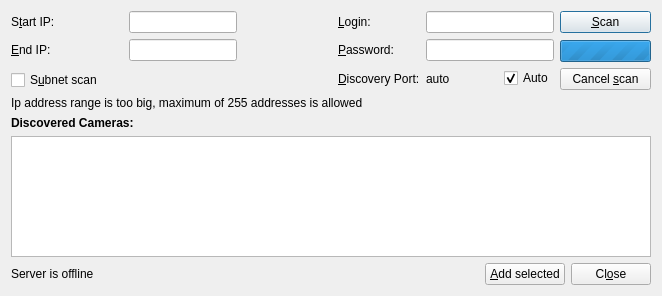
Qt form client/src/ui/dialogs/camera_addition_dialog.ui (networkoptix/nx_open) before a commit.
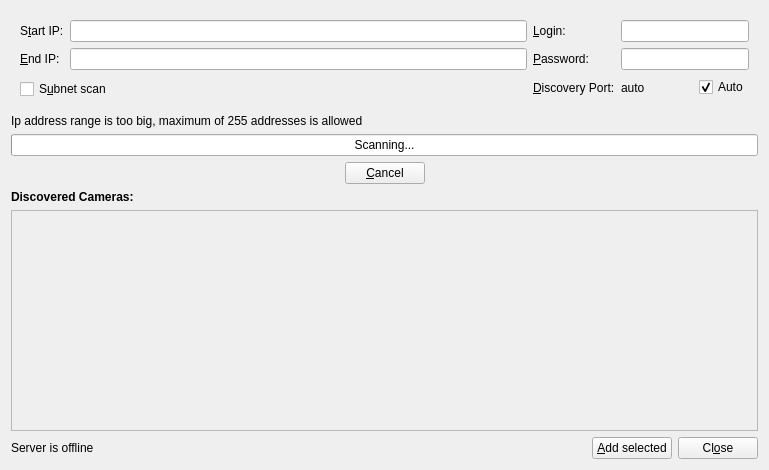
The same form after that commit. The open tabs and pages were chosen to show the change. Custom widgets are drawn as their Qt base class.

Commit message:
Improving manual camera addition process /*in progress*/
<==== Mercurial data ====>
Branch: master

Diff of the .ui file:
```diff
--- a/client/src/ui/dialogs/camera_addition_dialog.ui
+++ b/client/src/ui/dialogs/camera_addition_dialog.ui
@@ -6,8 +6,8 @@
    <rect>
     <x>0</x>
     <y>0</y>
-    <width>662</width>
-    <height>296</height>
+    <width>769</width>
+    <height>470</height>
    </rect>
   </property>
   <property name="sizePolicy">
@@ -22,9 +22,10 @@
     <height>0</height>
    </size>
   </property>
-  <layout class="QVBoxLayout" name="verticalLayout_2" stretch="0,0,0,1,0">
+  <layout class="QVBoxLayout" name="verticalLayout_2" stretch="0,0,0,0,1,0">
    <item>
-    <layout class="QHBoxLayout" name="horizontalLayout" stretch="1,0,0">
+    <widget class="QWidget" name="scanParamsWidget" native="true">
+     <layout class="QHBoxLayout" name="horizontalLayout" stretch="1,0">
      <item>
       <layout class="QVBoxLayout" name="verticalLayout_3">
        <property name="spacing">
@@ -100,23 +101,8 @@
            </property>
            <item>
             <layout class="QFormLayout" name="subnetLayout">
-             <property name="fieldGrowthPolicy">
-              <enum>QFormLayout::AllNonFixedFieldsGrow</enum>
-             </property>
              <item row="0" column="0">
               <widget class="QLabel" name="startIPLabel">
-               <property name="sizePolicy">
-                <sizepolicy hsizetype="Preferred" vsizetype="Preferred">
-                 <horstretch>0</horstretch>
-                 <verstretch>0</verstretch>
-                </sizepolicy>
-               </property>
-               <property name="minimumSize">
-                <size>
-                 <width>112</width>
-                 <height>0</height>
-                </size>
-               </property>
                <property name="text">
                 <string>S&amp;tart IP:</string>
                </property>
@@ -127,12 +113,6 @@
              </item>
              <item row="0" column="1">
               <widget class="QnIpLineEdit" name="startIPLineEdit">
-               <property name="sizePolicy">
-                <sizepolicy hsizetype="Fixed" vsizetype="Fixed">
-                 <horstretch>0</horstretch>
-                 <verstretch>0</verstretch>
-                </sizepolicy>
-               </property>
                <property name="inputMethodHints">
                 <set>Qt::ImhDigitsOnly</set>
                </property>
@@ -140,18 +120,6 @@
              </item>
              <item row="1" column="0">
               <widget class="QLabel" name="endIPLabel">
-               <property name="sizePolicy">
-                <sizepolicy hsizetype="Preferred" vsizetype="Preferred">
-                 <horstretch>0</horstretch>
-                 <verstretch>0</verstretch>
-                </sizepolicy>
-               </property>
-               <property name="minimumSize">
-                <size>
-                 <width>112</width>
-                 <height>0</height>
-                </size>
-               </property>
                <property name="text">
                 <string>&amp;End IP:</string>
                </property>
@@ -162,12 +130,6 @@
              </item>
              <item row="1" column="1">
               <widget class="QnIpLineEdit" name="endIPLineEdit">
-               <property name="sizePolicy">
-                <sizepolicy hsizetype="Fixed" vsizetype="Fixed">
-                 <horstretch>0</horstretch>
-                 <verstretch>0</verstretch>
-                </sizepolicy>
-               </property>
                <property name="inputMethodHints">
                 <set>Qt::ImhDigitsOnly</set>
                </property>
@@ -369,8 +331,48 @@
        </item>
       </layout>
      </item>
+     </layout>
+    </widget>
+   </item>
      <item>
-      <layout class="QVBoxLayout" name="verticalLayout">
+    <widget class="QLabel" name="validateLabelSearch">
+     <property name="text">
+      <string>Ip address range is too big, maximum of 255 addresses is allowed</string>
+     </property>
+    </widget>
+   </item>
+   <item>
+    <widget class="QStackedWidget" name="scanStackedWidget">
+     <property name="currentIndex">
+      <number>0</number>
+     </property>
+     <widget class="QWidget" name="startScanPage">
+      <layout class="QHBoxLayout" name="horizontalLayout_2">
+       <property name="leftMargin">
+        <number>0</number>
+       </property>
+       <property name="topMargin">
+        <number>0</number>
+       </property>
+       <property name="rightMargin">
+        <number>0</number>
+       </property>
+       <property name="bottomMargin">
+        <number>0</number>
+       </property>
+       <item>
+        <spacer name="horizontalSpacer">
+         <property name="orientation">
+          <enum>Qt::Horizontal</enum>
+         </property>
+         <property name="sizeHint" stdset="0">
+          <size>
+           <width>40</width>
+           <height>20</height>
+          </size>
+         </property>
+        </spacer>
+       </item>
        <item>
         <widget class="QPushButton" name="scanButton">
          <property name="sizePolicy">
@@ -391,18 +393,34 @@
         </widget>
        </item>
        <item>
-        <spacer name="verticalSpacer_2">
+        <spacer name="horizontalSpacer_2">
          <property name="orientation">
-          <enum>Qt::Vertical</enum>
+          <enum>Qt::Horizontal</enum>
          </property>
          <property name="sizeHint" stdset="0">
           <size>
-           <width>20</width>
-           <height>0</height>
+           <width>40</width>
+           <height>20</height>
           </size>
          </property>
         </spacer>
        </item>
+      </layout>
+     </widget>
+     <widget class="QWidget" name="stopScanPage">
+      <layout class="QVBoxLayout" name="verticalLayout_8">
+       <property name="leftMargin">
+        <number>0</number>
+       </property>
+       <property name="topMargin">
+        <number>0</number>
+       </property>
+       <property name="rightMargin">
+        <number>0</number>
+       </property>
+       <property name="bottomMargin">
+        <number>0</number>
+       </property>
        <item>
         <widget class="QProgressBar" name="scanProgressBar">
          <property name="sizePolicy">
@@ -418,10 +436,10 @@
           </size>
          </property>
          <property name="maximum">
-          <number>0</number>
+          <number>100</number>
          </property>
          <property name="value">
-          <number>-1</number>
+          <number>0</number>
          </property>
          <property name="format">
           <string>Scanning...</string>
@@ -429,6 +447,21 @@
         </widget>
        </item>
        <item>
+        <layout class="QHBoxLayout" name="horizontalLayout_4">
+         <item>
+          <spacer name="horizontalSpacer_3">
+           <property name="orientation">
+            <enum>Qt::Horizontal</enum>
+           </property>
+           <property name="sizeHint" stdset="0">
+            <size>
+             <width>40</width>
+             <height>20</height>
+            </size>
+           </property>
+          </spacer>
+         </item>
+         <item>
         <widget class="QPushButton" name="stopScanButton">
          <property name="sizePolicy">
           <sizepolicy hsizetype="Preferred" vsizetype="Fixed">
@@ -443,25 +476,27 @@
           </size>
          </property>
          <property name="text">
-          <string>Cancel &amp;scan</string>
-         </property>
-        </widget>
-       </item>
-      </layout>
-     </item>
-    </layout>
+            <string>&amp;Cancel</string>
+           </property>
+          </widget>
    </item>
    <item>
-    <widget class="QLabel" name="validateLabelSearch">
-     <property name="sizePolicy">
-      <sizepolicy hsizetype="Preferred" vsizetype="Preferred">
-       <horstretch>0</horstretch>
-       <verstretch>0</verstretch>
-      </sizepolicy>
-     </property>
-     <property name="text">
-      <string>Ip address range is too big, maximum of 255 addresses is allowed</string>
-     </property>
+          <spacer name="horizontalSpacer_4">
+           <property name="orientation">
+            <enum>Qt::Horizontal</enum>
+           </property>
+           <property name="sizeHint" stdset="0">
+            <size>
+             <width>40</width>
+             <height>20</height>
+            </size>
+           </property>
+          </spacer>
+         </item>
+        </layout>
+       </item>
+      </layout>
+     </widget>
     </widget>
    </item>
    <item>
@@ -479,6 +514,9 @@
    </item>
    <item>
     <widget class="QTableWidget" name="camerasTable">
+     <property name="enabled">
+      <bool>false</bool>
+     </property>
      <property name="sizePolicy">
       <sizepolicy hsizetype="Preferred" vsizetype="Preferred">
        <horstretch>0</horstretch>
```
Left out of the diff: 16 changed lines with no effect on the pictures. Lines whose indentation alone changed are shown as unchanged. The commit also changes 6 other files.
